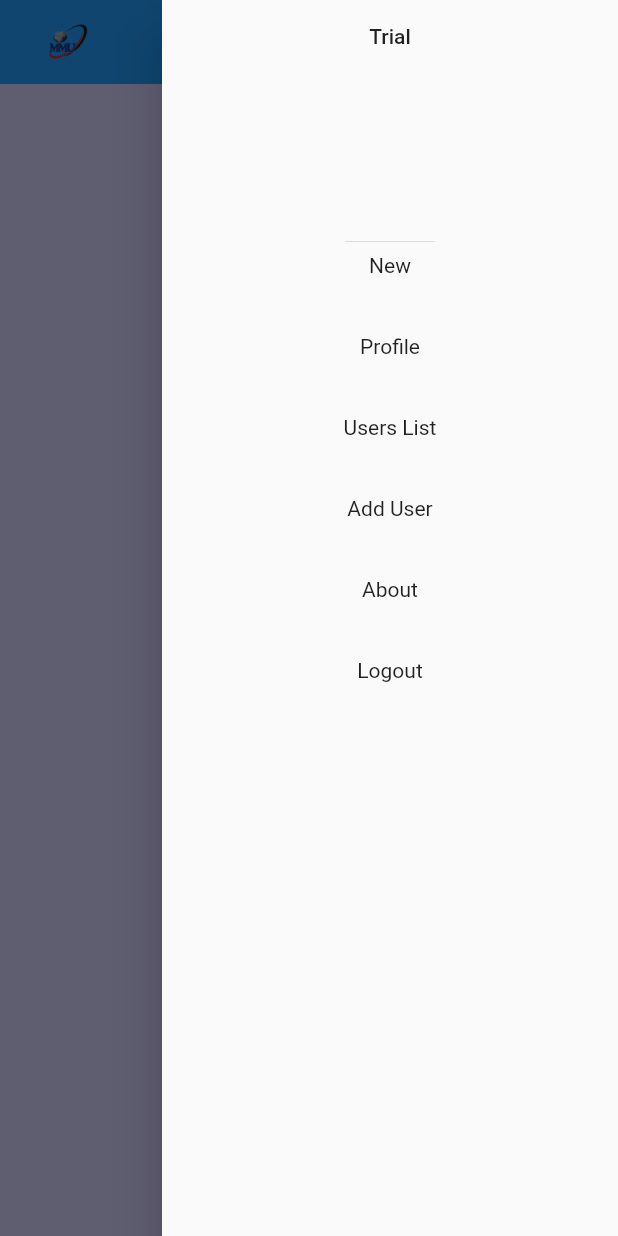
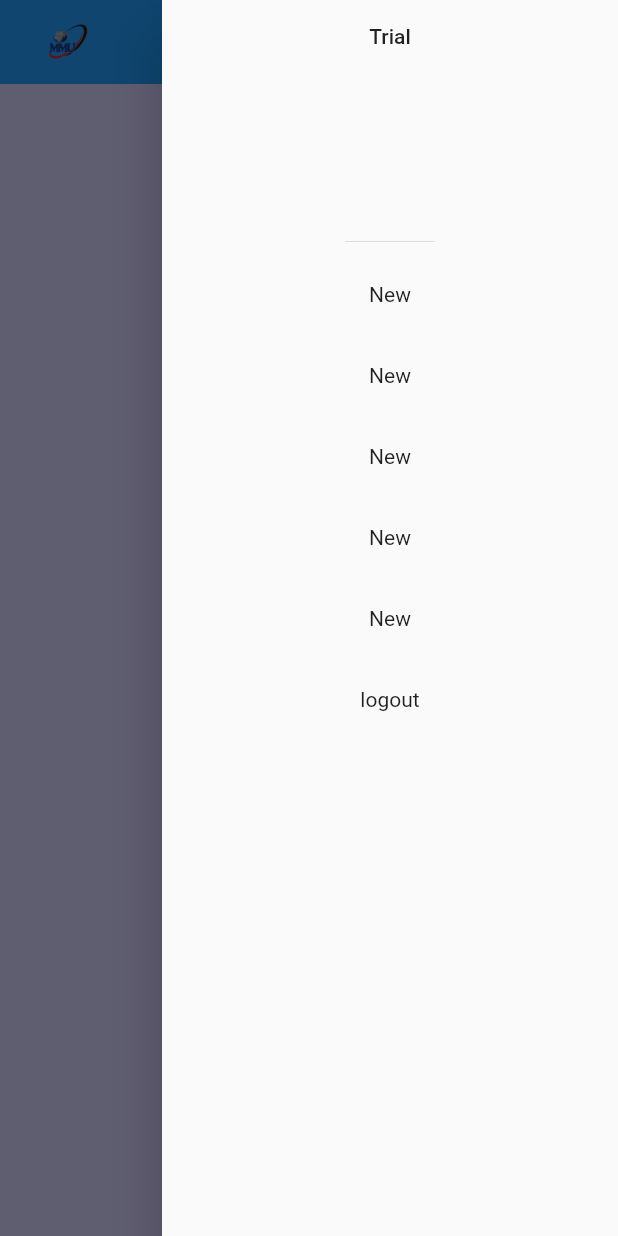
Before and after one commit to caveinn/NoticeboardApp, a Flutter app: the screen it shows once a user with an empty profile is signed in, after a tap on the "menu" icon, on a phone screen of 412 x 824 dp. Run offline on Flutter 3.47's test engine with Material 2 defaults, Android fonts, the phone set to English and light mode, and no system bars; our stand-ins replace cloud_firestore, file_picker, firebase_auth, flutter_dotenv; missing offline and left inert: flutter_full_pdf_viewer; accounts and stored records are empty.

Commit message:
Added pdf loading

```diff
--- a/lib/main.dart
+++ b/lib/main.dart
@@ -15,8 +15,8 @@ class MyApp extends StatelessWidget {
   // This widget is the root of your application.
   @override
   Widget build(BuildContext context) {
-    return StreamProvider<String>.value(
-      value: Authentication().getCurrentUser,
+    return StreamProvider<String>(
+      create:(_) => Authentication().getCurrentUser,
       child: MaterialApp(
         debugShowCheckedModeBanner: false,
         title: 'Flutter Demo',
@@ -24,7 +24,7 @@ class MyApp extends StatelessWidget {
           '/': (context) => SplashScreen(),
           '/notices_list': (context) => NoticeList(),
           '/login': (context) => LoginPage(),
-          '/edit': (context) => EditorPage(),
+          '/edit': (context) => EditorPage()
         },
         theme: ThemeData(
           primarySwatch: Colors.indigo,
--- a/lib/pages/login_page.dart
+++ b/lib/pages/login_page.dart
@@ -1,5 +1,4 @@
 import 'package:flutter/material.dart';
-import 'package:firebase_auth/firebase_auth.dart';
 import 'package:noticeboard_app/services/auth.dart';
 
 class LoginPage extends StatefulWidget {
--- a/lib/pages/notice_list.dart
+++ b/lib/pages/notice_list.dart
@@ -1,12 +1,18 @@
 import 'package:flutter/material.dart';
+import 'package:noticeboard_app/methods/file_handling_methods.dart';
 import 'package:noticeboard_app/services/auth.dart';
+import 'package:provider/provider.dart';
 
 class NoticeList extends StatelessWidget {
-  final String userId;
-  const NoticeList({Key key, this.userId}) : super(key: key);
+  const NoticeList({
+    Key key,
+  }) : super(key: key);
 
   @override
   Widget build(BuildContext context) {
+    print('prividing ${"\n"*5}');
+    print(Provider.of<String>(context));
+    final String userId = Provider.of<String>(context);
     GlobalKey<ScaffoldState> mykey = GlobalKey<ScaffoldState>();
     return Scaffold(
         key: mykey,
@@ -17,40 +23,76 @@ class NoticeList extends StatelessWidget {
                 DrawerHeader(
                   child: Text('Trial'),
                 ),
+                userId == null
+                    ? SizedBox.shrink()
+                    : InkWell(
+                        child: Container(
+                          height: 54,
+                          width: double.infinity,
+                          child: Center(
+                            child: Text('New'),
+                          ),
+                        ),
+                        onTap: ()  async {
+                          String pdfPath = await Pdf().getPdf();
+                          Navigator.pop(context);
+                          Navigator.pushNamed(context, '/edit', arguments: {'pdfPath': pdfPath});
+                        },
+                      ),
+                userId == null
+                    ? SizedBox.shrink()
+                    : Container(
+                        height: 54,
+                        width: double.infinity,
+                        child: Center(
+                          child: Text('New'),
+                        ),
+                      ),
+                userId == null
+                    ? SizedBox.shrink()
+                    : Container(
+                        height: 54,
+                        width: double.infinity,
+                        child: Center(
+                          child: Text('New'),
+                        ),
+                      ),
+                userId == null
+                    ? SizedBox.shrink()
+                    : Container(
+                        height: 54,
+                        width: double.infinity,
+                        child: Center(
+                          child: Text('New'),
+                        ),
+                      ),
+                userId == null
+                    ? SizedBox.shrink()
+                    : Container(
+                        height: 54,
+                        width: double.infinity,
+                        child: Center(
+                          child: Text('New'),
+                        ),
+                      ),
                 InkWell(
                   child: Container(
                     height: 54,
-                    child: Text('New'),
+                    width: double.infinity,
+                    child: Center(
+                      child: Text(userId == null ? 'login' : 'logout'),
+                    ),
                   ),
-                  onTap: (){
-                    Navigator.pushNamed(context, '/edit');
+                  onTap: () {
+                    if (userId == null) {
+                      Navigator.pop(context);
+                      Navigator.pushNamed(context, '/login');
+                    } else {
+                      Authentication().signOut();
+                      Navigator.pop(context);
+                      Navigator.pushNamed(context, '/');
+                    }
                   },
-                ),
-                Container(
-                  height: 54,
-                  child: Text('Profile'),
-                ),
-                Container(
-                  height: 54,
-                  child: Text('Users List'),
-                ),
-                Container(
-                  height: 54,
-                  child: Text('Add User'),
-                ),
-                Container(
-                  height: 54,
-                  child: Text('About'),
-                ),
-                Container(
-                  height: 54,
-                  child: InkWell(
-                    child: Text('Logout'),
-                    onTap: (){
-                      Authentication().signOut();
-                      Navigator.pushNamed(context, '/');
-                    },
-                    ),
                 ),
               ],
             ),
--- a/lib/pages/splash_page.dart
+++ b/lib/pages/splash_page.dart
@@ -12,7 +12,6 @@ class SplashScreen extends StatelessWidget {
   Widget build(BuildContext context) {
 
     final userId = Provider.of<String>(context);
-    print(userId);
     return userId != null ? NoticeList(): Scaffold(
         body: SafeArea(
       child: Stack(children: [
--- a/lib/services/auth.dart
+++ b/lib/services/auth.dart
@@ -18,6 +18,7 @@ final FirebaseAuth _firebaseAuth = FirebaseAuth.instance;
   }
 
   Stream<String> get getCurrentUser {
+    print('******I was called********');
     return _firebaseAuth.onAuthStateChanged.map((FirebaseUser user) => user != null ? user.uid : null );
 
   }
--- a/pubspec.yaml
+++ b/pubspec.yaml
@@ -28,6 +28,9 @@ dependencies:
   http: ^0.12.0+4
   crypto: ^2.1.3
   flutter_dotenv: ^2.1.0
+  flutter_full_pdf_viewer: ^1.0.6
+  path_provider: ^1.6.7
+  file_picker: ^1.7.1
 
 dev_dependencies:
   flutter_test:
```
Also changed, not shown: lib/methods/file_handling_methods.dart (added, +30 -0 lines), lib/methods/zefyr_methods.dart (deleted, +0 -55 lines), lib/notifiers.dart (added, +27 -0 lines), lib/pages/editor_page.dart (+33 -73 lines), pubspec.lock, 1 other file.
